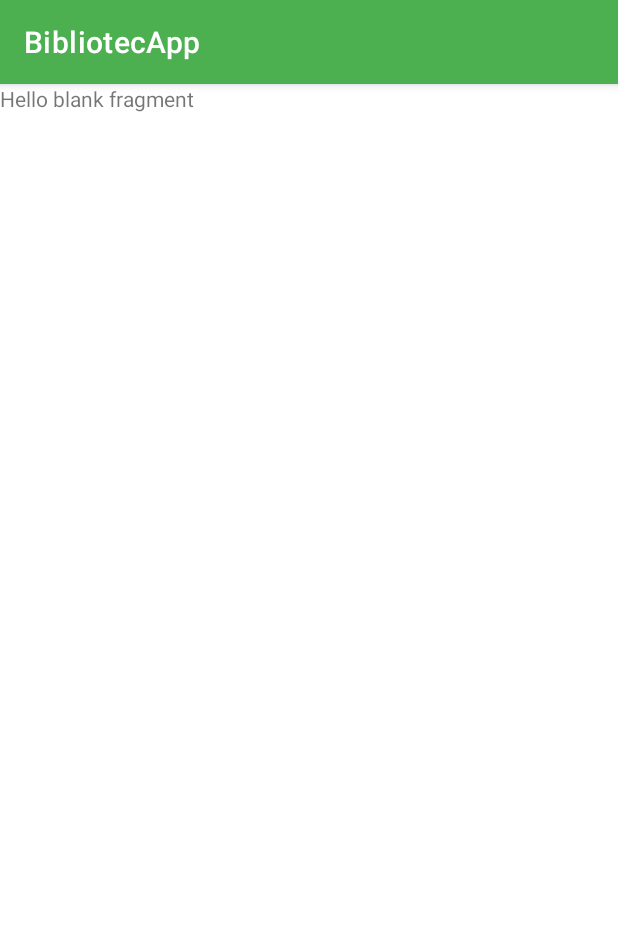
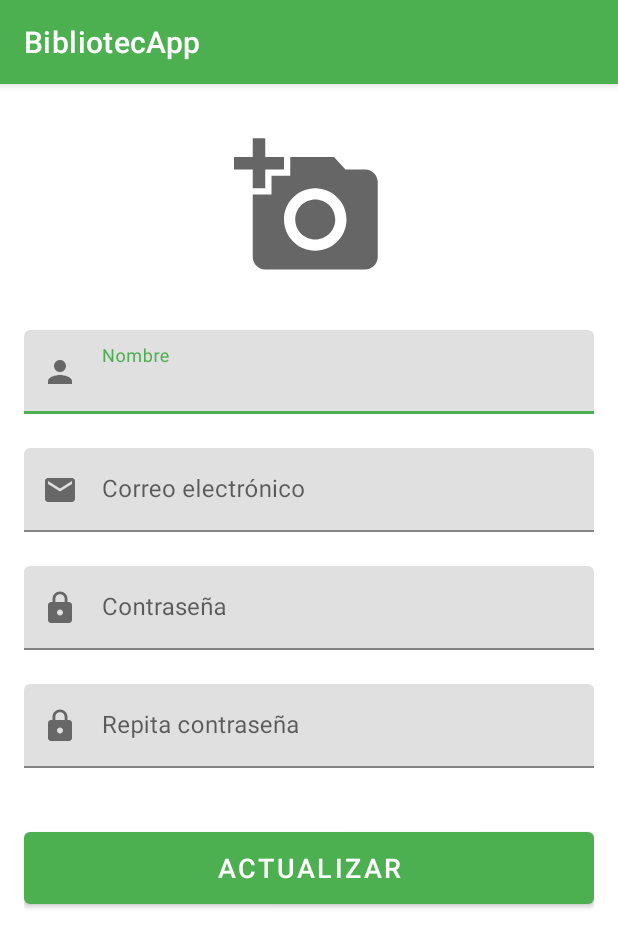
Before and after one commit to Daferd/BibliotecApp, an Android app: the fragment PerfilFragment shown on its own in the app's theme, on a phone screen of 412 x 824 dp. Shown: the top 947 px of the screen. Run offline under Robolectric (Android 15) with nearby library versions, the phone set to English and light mode, and no system bars; our stand-ins replace Firebase (no records; nobody signed in at launch, a user with empty details on screens opened directly).

Commit message:
Implementacion enlace con Firebase,Autenticación, almacena usuarios en RealTimeDatabase, recycleView en inicio y en eventos y fragmentPerfil

```diff
--- a/app/src/main/java/com/daferarevalo/bibliotecapp/server/EventoServer.kt
+++ b/app/src/main/java/com/daferarevalo/bibliotecapp/server/EventoServer.kt
@@ -2,5 +2,6 @@ package com.daferarevalo.bibliotecapp.server
 
 class EventoServer(
     val id: String? = "",
-    val titulo: String = ""
+    val titulo: String = "",
+    val fecha: String = ""
 )
--- a/app/src/main/java/com/daferarevalo/bibliotecapp/server/Usuario.kt
+++ b/app/src/main/java/com/daferarevalo/bibliotecapp/server/Usuario.kt
@@ -1,7 +1,7 @@
 package com.daferarevalo.bibliotecapp.server
 
 data class Usuario(
-    val id: String?,
-    val nombre: String,
-    val correo: String
+    val id: String? = "",
+    val nombre: String = "",
+    val correo: String = ""
 )
--- a/app/src/main/java/com/daferarevalo/bibliotecapp/ui/inicio/InicioFragment.kt
+++ b/app/src/main/java/com/daferarevalo/bibliotecapp/ui/inicio/InicioFragment.kt
@@ -61,7 +61,6 @@ class InicioFragment : Fragment() {
                 }
                 librosRVAdapter.notifyDataSetChanged()
             }
-
             override fun onCancelled(error: DatabaseError) {
             }
         }
--- a/app/src/main/java/com/daferarevalo/bibliotecapp/ui/miperfil/PerfilFragment.kt
+++ b/app/src/main/java/com/daferarevalo/bibliotecapp/ui/miperfil/PerfilFragment.kt
@@ -1,19 +1,23 @@
 package com.daferarevalo.bibliotecapp.ui.miperfil
 
 import android.os.Bundle
-import androidx.fragment.app.Fragment
 import android.view.LayoutInflater
 import android.view.View
 import android.view.ViewGroup
+import androidx.fragment.app.Fragment
 import com.daferarevalo.bibliotecapp.R
+import com.daferarevalo.bibliotecapp.databinding.FragmentPerfilBinding
+import com.daferarevalo.bibliotecapp.server.Usuario
+import com.google.firebase.auth.FirebaseAuth
+import com.google.firebase.database.DataSnapshot
+import com.google.firebase.database.DatabaseError
+import com.google.firebase.database.FirebaseDatabase
+import com.google.firebase.database.ValueEventListener
 
 
 class PerfilFragment : Fragment() {
 
-    override fun onCreate(savedInstanceState: Bundle?) {
-        super.onCreate(savedInstanceState)
-
-    }
+    private lateinit var binding: FragmentPerfilBinding
 
     override fun onCreateView(
         inflater: LayoutInflater, container: ViewGroup?,
@@ -25,8 +29,37 @@ class PerfilFragment : Fragment() {
 
     override fun onViewCreated(view: View, savedInstanceState: Bundle?) {
         super.onViewCreated(view, savedInstanceState)
+        binding = FragmentPerfilBinding.bind(view)
+
+        val user = FirebaseAuth.getInstance().currentUser
+        user?.let {
+            val uidUsuario = user.uid
+            buscarEnFirebase(uidUsuario)
+        }
+
     }
 
-    companion object {
+    private fun buscarEnFirebase(uidUsuario: String) {
+        val database = FirebaseDatabase.getInstance()
+        val myUsuariosRef = database.getReference("usuarios")
+
+        val postListener = object : ValueEventListener {
+            override fun onDataChange(snapshot: DataSnapshot) {
+                for (data: DataSnapshot in snapshot.children) {
+                    val usuarioServer = data.getValue(Usuario::class.java)
+                    if (usuarioServer?.id.equals(uidUsuario)) {
+                        binding.nombrePerfilEditText.setText(usuarioServer?.nombre)
+                        binding.correoPerfilEditText.setText(usuarioServer?.correo)
+                    }
+                }
+            }
+
+            override fun onCancelled(error: DatabaseError) {
+
+            }
+        }
+        myUsuariosRef.addValueEventListener(postListener)
     }
+
+    companion object
 }
--- a/app/src/main/java/com/daferarevalo/bibliotecapp/ui/splash/SplashActivity.kt
+++ b/app/src/main/java/com/daferarevalo/bibliotecapp/ui/splash/SplashActivity.kt
@@ -6,6 +6,7 @@ import androidx.appcompat.app.AppCompatActivity
 import com.daferarevalo.bibliotecapp.R
 import com.daferarevalo.bibliotecapp.ui.drawer.DrawerActivity
 import com.daferarevalo.bibliotecapp.ui.login.LoginActivity
+import com.google.firebase.auth.FirebaseAuth
 import java.util.*
 import kotlin.concurrent.timerTask
 
@@ -17,13 +18,13 @@ class SplashActivity : AppCompatActivity() {
         val timer = Timer()
         timer.schedule(
             timerTask {
-                /*val auth = FirebaseAuth.getInstance()
+                val auth = FirebaseAuth.getInstance()
                 if (auth.uid == null) {
                     goToLoginActivity()
                 } else {
                     goToDrawerActivity()
-                }*/
-                goToLoginActivity()
+                }
+                //goToLoginActivity()
             }, 1000
         )
     }
--- /dev/null
+++ b/app/src/main/res/drawable/ic__add_a_photo.xml
@@ -0,0 +1,10 @@
+<vector xmlns:android="http://schemas.android.com/apk/res/android"
+    android:width="24dp"
+    android:height="24dp"
+    android:tint="?attr/colorControlNormal"
+    android:viewportWidth="24"
+    android:viewportHeight="24">
+    <path
+        android:fillColor="@android:color/white"
+        android:pathData="M3,4V1h2v3h3v2H5v3H3V6H0V4H3zM6,10V7h3V4h7l1.83,2H21c1.1,0 2,0.9 2,2v12c0,1.1 -0.9,2 -2,2H5c-1.1,0 -2,-0.9 -2,-2V10H6zM13,19c2.76,0 5,-2.24 5,-5s-2.24,-5 -5,-5s-5,2.24 -5,5S10.24,19 13,19zM9.8,14c0,1.77 1.43,3.2 3.2,3.2s3.2,-1.43 3.2,-3.2s-1.43,-3.2 -3.2,-3.2S9.8,12.23 9.8,14z" />
+</vector>
--- a/app/src/main/res/layout/fragment_perfil.xml
+++ b/app/src/main/res/layout/fragment_perfil.xml
@@ -1,14 +1,91 @@
 <?xml version="1.0" encoding="utf-8"?>
-<FrameLayout xmlns:android="http://schemas.android.com/apk/res/android"
+<LinearLayout xmlns:android="http://schemas.android.com/apk/res/android"
+    xmlns:app="http://schemas.android.com/apk/res-auto"
     xmlns:tools="http://schemas.android.com/tools"
     android:layout_width="match_parent"
     android:layout_height="match_parent"
+    android:gravity="center_horizontal"
+    android:orientation="vertical"
+    android:padding="16dp"
     tools:context=".ui.miperfil.PerfilFragment">
 
-    <!-- TODO: Update blank fragment layout -->
-    <TextView
+
+    <ImageView
+        android:id="@+id/imageView5"
+        android:layout_width="100dp"
+        android:layout_height="100dp"
+        android:layout_marginTop="16dp"
+        android:src="@drawable/ic__add_a_photo" />
+
+    <com.google.android.material.textfield.TextInputLayout
+        android:id="@+id/nombre_perfil_edit_text_layout"
         android:layout_width="match_parent"
-        android:layout_height="match_parent"
-        android:text="@string/hello_blank_fragment" />
+        android:layout_height="wrap_content"
+        android:layout_marginTop="32dp"
+        app:errorEnabled="true"
+        app:startIconDrawable="@drawable/ic_person">
 
-</FrameLayout>
+        <com.google.android.material.textfield.TextInputEditText
+            android:id="@+id/nombre_perfil_edit_text"
+            android:layout_width="match_parent"
+            android:layout_height="wrap_content"
+            android:hint="@string/nombre" />
+    </com.google.android.material.textfield.TextInputLayout>
+
+    <com.google.android.material.textfield.TextInputLayout
+        android:id="@+id/correo_perfil_edit_text_layout"
+        android:layout_width="match_parent"
+        android:layout_height="wrap_content"
+        android:layout_marginTop="2dp"
+        app:errorEnabled="true"
+        app:startIconDrawable="@drawable/ic_email">
+
+        <com.google.android.material.textfield.TextInputEditText
+            android:id="@+id/correo_perfil_edit_text"
+            android:layout_width="match_parent"
+            android:layout_height="wrap_content"
+            android:hint="@string/correo"
+            android:inputType="textEmailAddress" />
+    </com.google.android.material.textfield.TextInputLayout>
+
+    <com.google.android.material.textfield.TextInputLayout
+        android:id="@+id/contrasena_perfil_edit_text_layout"
+        android:layout_width="match_parent"
+        android:layout_height="wrap_content"
+        android:layout_marginTop="2dp"
+        app:errorEnabled="true"
+        app:startIconDrawable="@drawable/ic_lock">
+
+        <com.google.android.material.textfield.TextInputEditText
+            android:id="@+id/contrasena_perfil_edit_text"
+            android:layout_width="match_parent"
+            android:layout_height="wrap_content"
+            android:hint="@string/contrasena"
+            android:inputType="textPassword" />
+    </com.google.android.material.textfield.TextInputLayout>
+
+    <com.google.android.material.textfield.TextInputLayout
+        android:id="@+id/repcontrasena_perfil_edit_text_layout"
+        android:layout_width="match_parent"
+        android:layout_height="wrap_content"
+        android:layout_marginTop="2dp"
+        app:errorEnabled="true"
+        app:startIconDrawable="@drawable/ic_lock">
+
+        <com.google.android.material.textfield.TextInputEditText
+            android:id="@+id/repcontrasena_perfil_edit_text"
+            android:layout_width="match_parent"
+            android:layout_height="wrap_content"
+            android:hint="@string/repita_contrasena"
+            android:inputType="textPassword" />
+    </com.google.android.material.textfield.TextInputLayout>
+
+    <Button
+        android:id="@+id/actualizar_perfil_button"
+        android:layout_width="match_parent"
+        android:layout_height="60dp"
+        android:layout_marginTop="16dp"
+        android:gravity="center"
+        android:text="@string/actualizar"
+        android:textSize="18sp" />
+</LinearLayout>
--- a/app/src/main/res/values-night/strings.xml
+++ b/app/src/main/res/values-night/strings.xml
@@ -11,4 +11,5 @@
     <string name="google">Google</string>
     <string name="repita_contrasena">Repita contraseña</string>
     <string name="prefieres_ingresar_con_tu_cuenta_de_google">¿Prefieres ingresar con tu cuenta de Google?</string>
+    <string name="actualizar">Actualizar</string>
 </resources>
--- a/app/src/main/res/values/strings.xml
+++ b/app/src/main/res/values/strings.xml
@@ -30,4 +30,5 @@
     <string name="google">Google</string>
     <string name="repita_contrasena">Repita contraseña</string>
     <string name="prefieres_ingresar_con_tu_cuenta_de_google">¿Prefieres ingresar con tu cuenta de Google?</string>
+    <string name="actualizar">Actualizar</string>
 </resources>
```
